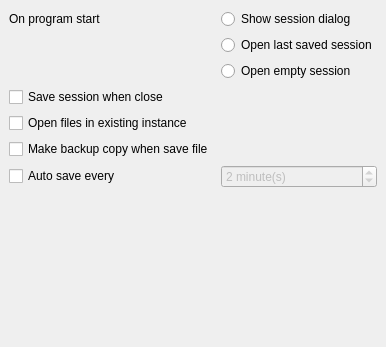
Mezomish/juffed, file src/MainSettingsPage.ui: the form before one commit.
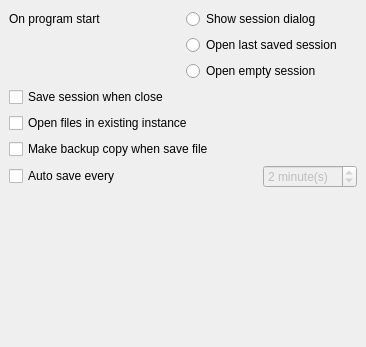
The form after the commit.

Commit message: Settings dialog improvements

The edit to the form file:
```diff
--- a/src/MainSettingsPage.ui
+++ b/src/MainSettingsPage.ui
@@ -5,7 +5,7 @@
    <rect>
     <x>0</x>
     <y>0</y>
-    <width>386</width>
+    <width>365</width>
     <height>347</height>
    </rect>
   </property>
@@ -27,35 +27,66 @@
    <property name="spacing" >
     <number>6</number>
    </property>
-   <item row="0" column="0" >
-    <widget class="QLabel" name="label_4" >
-     <property name="sizePolicy" >
-      <sizepolicy>
-       <hsizetype>5</hsizetype>
-       <vsizetype>0</vsizetype>
-       <horstretch>0</horstretch>
-       <verstretch>0</verstretch>
-      </sizepolicy>
+   <item row="0" column="0" colspan="4" >
+    <layout class="QGridLayout" >
+     <property name="margin" >
+      <number>0</number>
      </property>
-     <property name="text" >
-      <string>On program start</string>
+     <property name="spacing" >
+      <number>6</number>
      </property>
-    </widget>
+     <item row="2" column="1" >
+      <widget class="QRadioButton" name="openEmptySessionBtn" >
+       <property name="text" >
+        <string>Open empty session</string>
+       </property>
+      </widget>
+     </item>
+     <item row="0" column="1" >
+      <widget class="QRadioButton" name="showSessionDlgBtn" >
+       <property name="text" >
+        <string>Show session dialog</string>
+       </property>
+      </widget>
+     </item>
+     <item rowspan="2" row="1" column="0" >
+      <spacer>
+       <property name="orientation" >
+        <enum>Qt::Vertical</enum>
+       </property>
+       <property name="sizeHint" >
+        <size>
+         <width>20</width>
+         <height>21</height>
+        </size>
+       </property>
+      </spacer>
+     </item>
+     <item row="1" column="1" >
+      <widget class="QRadioButton" name="openLastSessionBtn" >
+       <property name="text" >
+        <string>Open last saved session</string>
+       </property>
+      </widget>
+     </item>
+     <item row="0" column="0" >
+      <widget class="QLabel" name="label_4" >
+       <property name="sizePolicy" >
+        <sizepolicy>
+         <hsizetype>5</hsizetype>
+         <vsizetype>0</vsizetype>
+         <horstretch>0</horstretch>
+         <verstretch>0</verstretch>
+        </sizepolicy>
+       </property>
+       <property name="text" >
+        <string>On program start</string>
+       </property>
+      </widget>
+     </item>
+    </layout>
    </item>
-   <item rowspan="2" row="1" column="0" >
-    <spacer>
-     <property name="orientation" >
-      <enum>Qt::Vertical</enum>
-     </property>
-     <property name="sizeHint" >
-      <size>
-       <width>20</width>
-       <height>21</height>
-      </size>
-     </property>
-    </spacer>
-   </item>
-   <item row="4" column="0" colspan="3" >
+   <item row="2" column="0" colspan="4" >
     <widget class="QCheckBox" name="singleInstanceChk" >
      <property name="toolTip" >
       <string>Use existing instance of application when open files</string>
@@ -65,28 +96,14 @@
      </property>
     </widget>
    </item>
-   <item row="5" column="0" colspan="3" >
+   <item row="3" column="0" colspan="4" >
     <widget class="QCheckBox" name="makeBackupChk" >
      <property name="text" >
       <string>Make backup copy when save file</string>
      </property>
     </widget>
    </item>
-   <item row="0" column="2" >
-    <widget class="QRadioButton" name="showSessionDlgBtn" >
-     <property name="text" >
-      <string>Show session dialog</string>
-     </property>
-    </widget>
-   </item>
-   <item row="2" column="2" >
-    <widget class="QRadioButton" name="openEmptySessionBtn" >
-     <property name="text" >
-      <string>Open empty session</string>
-     </property>
-    </widget>
-   </item>
-   <item row="7" column="1" colspan="2" >
+   <item row="5" column="1" colspan="3" >
     <spacer>
      <property name="orientation" >
       <enum>Qt::Vertical</enum>
@@ -99,14 +116,21 @@
      </property>
     </spacer>
    </item>
-   <item row="6" column="0" >
+   <item row="4" column="0" >
     <widget class="QCheckBox" name="autoSaveChk" >
      <property name="text" >
       <string>Auto save every</string>
      </property>
     </widget>
    </item>
-   <item row="6" column="2" >
+   <item row="1" column="0" colspan="2" >
+    <widget class="QCheckBox" name="saveSessionChk" >
+     <property name="text" >
+      <string>Save session when close</string>
+     </property>
+    </widget>
+   </item>
+   <item row="4" column="3" >
     <widget class="QSpinBox" name="autoSaveIntervalSpin" >
      <property name="enabled" >
       <bool>false</bool>
@@ -128,19 +152,18 @@
      </property>
     </widget>
    </item>
-   <item row="1" column="2" >
-    <widget class="QRadioButton" name="openLastSessionBtn" >
-     <property name="text" >
-      <string>Open last saved session</string>
+   <item row="4" column="2" >
+    <spacer>
+     <property name="orientation" >
+      <enum>Qt::Horizontal</enum>
      </property>
-    </widget>
-   </item>
-   <item row="3" column="0" colspan="2" >
-    <widget class="QCheckBox" name="saveSessionChk" >
-     <property name="text" >
-      <string>Save session when close</string>
+     <property name="sizeHint" >
+      <size>
+       <width>40</width>
+       <height>20</height>
+      </size>
      </property>
-    </widget>
+    </spacer>
    </item>
   </layout>
  </widget>
```
